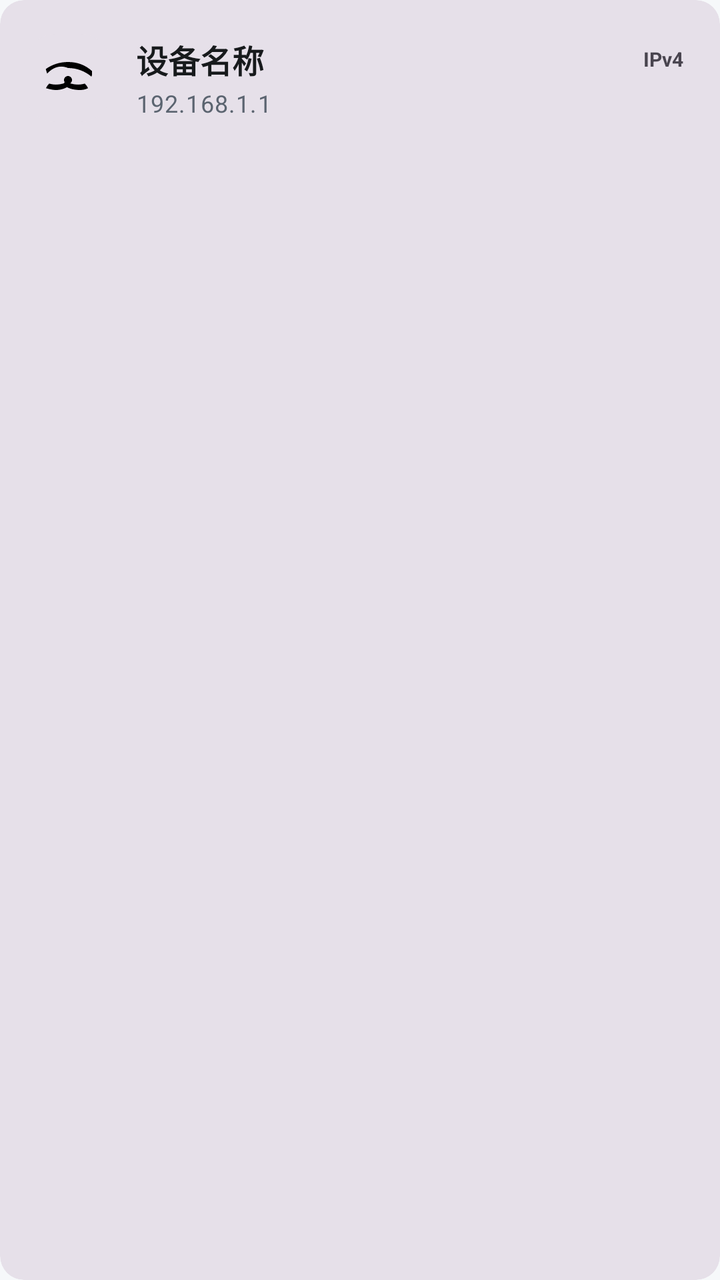
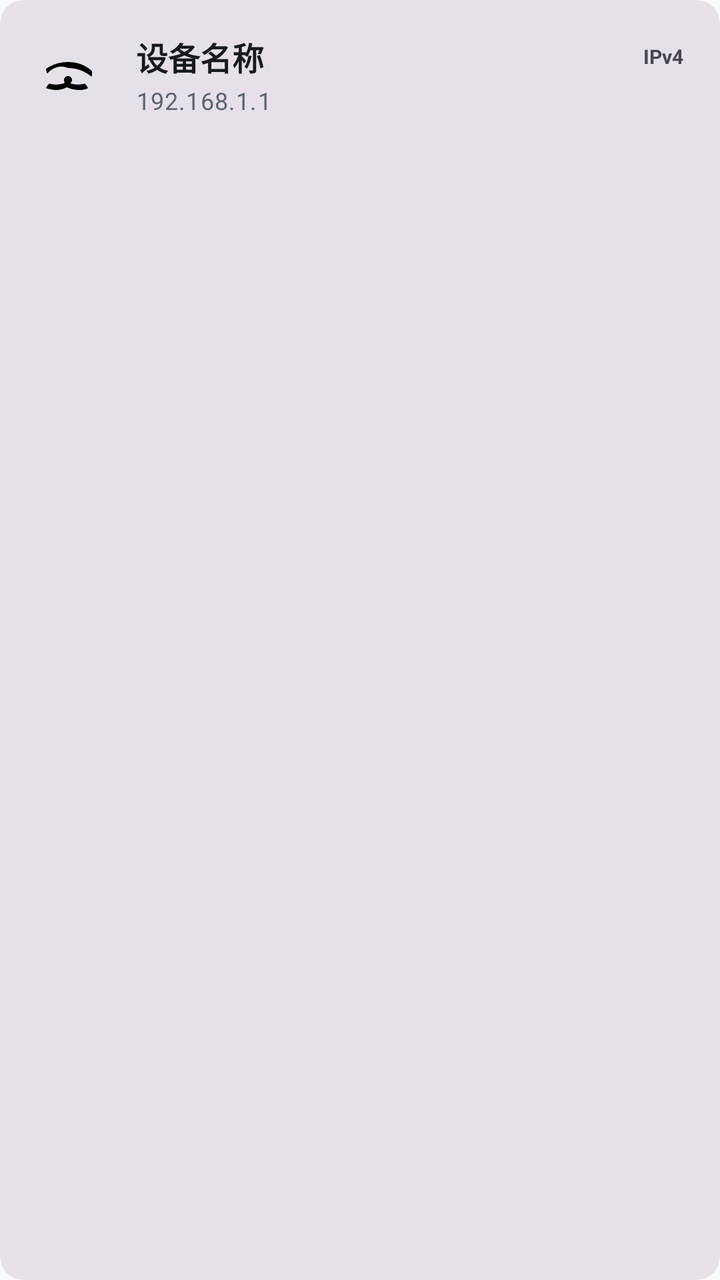

The first picture is an Android layout as it rendered before a commit; the second is the same layout after the commit. The layout source and the unified diff follow.
<!-- AndroidManifest.xml: application theme Theme.NetworkTool -->
<!-- res/layout/item_device.xml -->
<?xml version="1.0" encoding="utf-8"?>
<com.google.android.material.card.MaterialCardView xmlns:android="http://schemas.android.com/apk/res/android"
    xmlns:app="http://schemas.android.com/apk/res-auto"
    android:id="@+id/cardView"
    style="@style/Widget.NetworkTool.Card.Small"
    android:layout_width="match_parent"
    android:layout_height="wrap_content"
    android:layout_margin="6dp"
    android:clickable="true"
    android:focusable="true">

    <LinearLayout
        android:layout_width="match_parent"
        android:layout_height="wrap_content"
        android:gravity="center_vertical"
        android:minHeight="78dp"
        android:orientation="horizontal"
        android:padding="@dimen/space_3">

        <com.google.android.material.card.MaterialCardView
            android:id="@+id/iconContainer"
            style="@style/Widget.NetworkTool.Card.Small"
            android:layout_width="44dp"
            android:layout_height="44dp"
            app:cardCornerRadius="@dimen/card_corner">

            <ImageView
                android:id="@+id/iconImage"
                android:layout_width="24dp"
                android:layout_height="24dp"
                android:layout_gravity="center"
                android:contentDescription="设备图标"
                android:src="@drawable/ic_wifi_tethering" />

        </com.google.android.material.card.MaterialCardView>

        <LinearLayout
            android:layout_width="0dp"
            android:layout_height="wrap_content"
            android:layout_marginStart="@dimen/space_3"
            android:layout_weight="1"
            android:orientation="vertical">

            <LinearLayout
                android:layout_width="match_parent"
                android:layout_height="wrap_content"
                android:gravity="center_vertical"
                android:orientation="horizontal">

                <TextView
                    android:id="@+id/titleText"
                    android:layout_width="0dp"
                    android:layout_height="wrap_content"
                    android:layout_weight="1"
                    android:ellipsize="end"
                    android:maxLines="1"
                    android:text="设备名称"
                    android:textColor="?attr/colorOnSurface"
                    android:textSize="16sp"
                    android:textStyle="bold" />

                <LinearLayout
                    android:layout_width="wrap_content"
                    android:layout_height="wrap_content"
                    android:layout_marginStart="@dimen/space_2"
                    android:gravity="end"
                    android:orientation="vertical">

                    <TextView
                        android:id="@+id/ipVersionText"
                        android:layout_width="wrap_content"
                        android:layout_height="wrap_content"
                        android:paddingStart="6dp"
                        android:paddingTop="2dp"
                        android:paddingEnd="6dp"
                        android:paddingBottom="2dp"
                        android:text="IPv4"
                        android:textSize="10sp"
                        android:textStyle="bold" />

                    <TextView
                        android:id="@+id/categoryText"
                        android:layout_width="wrap_content"
                        android:layout_height="wrap_content"
                        android:layout_marginTop="3dp"
                        android:paddingStart="6dp"
                        android:paddingTop="2dp"
                        android:paddingEnd="6dp"
                        android:paddingBottom="2dp"
                        android:text="摄像头"
                        android:textSize="10sp"
                        android:visibility="gone" />

                </LinearLayout>

            </LinearLayout>

            <TextView
                android:id="@+id/ipText"
                android:layout_width="match_parent"
                android:layout_height="wrap_content"
                android:layout_marginTop="2dp"
                android:ellipsize="end"
                android:maxLines="1"
                android:text="192.168.1.1"
                android:textAppearance="@style/TextAppearance.NetworkTool.BodySmall" />

            <TextView
                android:id="@+id/macText"
                android:layout_width="match_parent"
                android:layout_height="wrap_content"
                android:layout_marginTop="2dp"
                android:ellipsize="end"
                android:maxLines="1"
                android:text="MAC: --"
                android:textAppearance="@style/TextAppearance.NetworkTool.Caption"
                android:visibility="gone" />

            <TextView
                android:id="@+id/protocolText"
                android:layout_width="match_parent"
                android:layout_height="wrap_content"
                android:layout_marginTop="3dp"
                android:ellipsize="end"
                android:maxLines="1"
                android:text="ONVIF · HTTP"
                android:textSize="11sp"
                android:visibility="gone" />

            <TextView
                android:id="@+id/portsText"
                android:layout_width="match_parent"
                android:layout_height="wrap_content"
                android:layout_marginTop="2dp"
                android:ellipsize="end"
                android:maxLines="1"
                android:text="端口: 80, 554"
                android:textSize="11sp"
                android:visibility="gone" />

        </LinearLayout>

    </LinearLayout>

</com.google.android.material.card.MaterialCardView>
<!-- resources referenced by this layout -->
<resources>
  <dimen name="card_corner">16dp</dimen>
  <dimen name="space_2">8dp</dimen>
  <dimen name="space_3">12dp</dimen>
  <!-- drawable ic_wifi_tethering (drawable) -->
  <?xml version="1.0" encoding="utf-8"?>
  <vector xmlns:android="http://schemas.android.com/apk/res/android"
      android:width="24dp"
      android:height="24dp"
      android:viewportWidth="24"
      android:viewportHeight="24">
  
      <path
          android:fillColor="#FF000000"
          android:pathData="M12,11c-1.1,0 -2,0.9 -2,2s0.9,2 2,2s2,-0.9 2,-2s-0.9,-2 -2,-2zM6,18c2.8,0 5.3,-1 7.3,-2.6c-0.3,-0.7 -0.6,-1.3 -0.9,-2C10.7,14.6 8.5,15.3 6,15.3c-1.2,0 -2.3,-0.2 -3.4,-0.5C1.9,15.5 1.3,16.3 1,17.1C3.2,17.7 4.5,18 6,18zM12,7c4.4,0 8.5,1.6 11.7,4.3c0.3,-0.8 0.6,-1.5 0.7,-2.4C21,5.6 16.8,4 12,4C7.8,4 4,5.3 0.9,7.5c0.2,0.8 0.4,1.6 0.7,2.3C4.3,6.8 8,5.3 12,7zM18,18c1.5,0 2.8,-0.3 4,-0.9c-0.3,-0.8 -0.9,-1.6 -1.6,-2.3c-1.1,0.3 -2.2,0.5 -3.4,0.5c-2.5,0 -4.7,-0.7 -6.4,-1.9c-0.3,0.7 -0.6,1.3 -0.9,2C11.7,17 14.2,18 18,18z" />
  </vector>
  <style name="TextAppearance.NetworkTool.BodySmall" parent="TextAppearance.Material3.BodySmall">
          <item name="android:textSize">12sp</item>
          <item name="android:textColor">?attr/colorOnSurfaceVariant</item>
      </style>
  <style name="TextAppearance.NetworkTool.Caption" parent="TextAppearance.Material3.LabelSmall">
          <item name="android:textSize">11sp</item>
          <item name="android:textColor">?attr/colorOnSurfaceVariant</item>
      </style>
  <style name="Widget.NetworkTool.Card.Small" parent="Widget.Material3.CardView.Filled">
          <item name="cardCornerRadius">@dimen/card_corner_small</item>
          <item name="cardElevation">0dp</item>
          <item name="strokeWidth">0dp</item>
      </style>
  <dimen name="card_corner_small">12dp</dimen>
  <color name="colorPrimary">#00DAC5</color>
  <color name="colorPrimaryDark">#00B5A1</color>
  <color name="colorAccent">#00DAC5</color>
  <color name="colorOnPrimary">#00201C</color>
  <color name="colorPrimaryContainer">#B8FFF7</color>
  <color name="colorOnPrimaryContainer">#00201C</color>
  <color name="colorBackground">#F6F8FA</color>
  <color name="colorSurface">#FFFFFF</color>
  <color name="colorOnSurface">#171A1C</color>
  <color name="colorOnBackground">#171A1C</color>
  <color name="colorSurfaceContainer">#EEF2F5</color>
  <color name="textSecondary">#5B6470</color>
  <color name="colorOutline">#8A94A0</color>
  <color name="colorOutlineVariant">#D8DEE5</color>
  <color name="textPrimary">#171A1C</color>
  <style name="Widget.NetworkTool.Toolbar" parent="Widget.Material3.Toolbar">
          <item name="android:background">@android:color/transparent</item>
          <item name="android:elevation">0dp</item>
          <item name="titleTextColor">?attr/colorOnSurface</item>
          <item name="titleTextAppearance">@style/TextAppearance.NetworkTool.ToolbarTitle</item>
          <item name="subtitleTextColor">?attr/colorOnSurfaceVariant</item>
          <item name="navigationIconTint">?attr/colorOnSurface</item>
      </style>
  <style name="Widget.NetworkTool.Button" parent="Widget.Material3.Button">
          <item name="android:elevation">0dp</item>
          <item name="android:stateListAnimator">@null</item>
      </style>
  <style name="TextAppearance.NetworkTool.ToolbarTitle" parent="TextAppearance.Material3.TitleLarge">
          <item name="android:textSize">20sp</item>
          <item name="android:textStyle">bold</item>
          <item name="android:textColor">?attr/colorOnSurface</item>
      </style>
  <!-- unchanged entries left out for length: 1 -->
</resources>

<!-- the commit's change to res/layout/item_device.xml (unified diff, before → after) -->
@@ -59,39 +59,18 @@
                     android:textSize="16sp"
                     android:textStyle="bold" />
 
-                <LinearLayout
+                <TextView
+                    android:id="@+id/ipVersionText"
                     android:layout_width="wrap_content"
                     android:layout_height="wrap_content"
                     android:layout_marginStart="@dimen/space_2"
-                    android:gravity="end"
-                    android:orientation="vertical">
-
-                    <TextView
-                        android:id="@+id/ipVersionText"
-                        android:layout_width="wrap_content"
-                        android:layout_height="wrap_content"
-                        android:paddingStart="6dp"
-                        android:paddingTop="2dp"
-                        android:paddingEnd="6dp"
-                        android:paddingBottom="2dp"
-                        android:text="IPv4"
-                        android:textSize="10sp"
-                        android:textStyle="bold" />
-
-                    <TextView
-                        android:id="@+id/categoryText"
-                        android:layout_width="wrap_content"
-                        android:layout_height="wrap_content"
-                        android:layout_marginTop="3dp"
-                        android:paddingStart="6dp"
-                        android:paddingTop="2dp"
-                        android:paddingEnd="6dp"
-                        android:paddingBottom="2dp"
-                        android:text="摄像头"
-                        android:textSize="10sp"
-                        android:visibility="gone" />
-
-                </LinearLayout>
+                    android:paddingStart="6dp"
+                    android:paddingTop="2dp"
+                    android:paddingEnd="6dp"
+                    android:paddingBottom="2dp"
+                    android:text="IPv4"
+                    android:textSize="10sp"
+                    android:textStyle="bold" />
 
             </LinearLayout>
 
@@ -127,16 +106,40 @@
                 android:textSize="11sp"
                 android:visibility="gone" />
 
-            <TextView
-                android:id="@+id/portsText"
+            
+            <LinearLayout
+                android:id="@+id/tagRow"
                 android:layout_width="match_parent"
                 android:layout_height="wrap_content"
-                android:layout_marginTop="2dp"
-                android:ellipsize="end"
-                android:maxLines="1"
-                android:text="端口: 80, 554"
-                android:textSize="11sp"
-                android:visibility="gone" />
+                android:layout_marginTop="3dp"
+                android:gravity="center_vertical"
+                android:orientation="horizontal">
+
+                <TextView
+                    android:id="@+id/categoryText"
+                    android:layout_width="wrap_content"
+                    android:layout_height="wrap_content"
+                    android:paddingStart="6dp"
+                    android:paddingTop="1dp"
+                    android:paddingEnd="6dp"
+                    android:paddingBottom="1dp"
+                    android:text="摄像头"
+                    android:textSize="10sp"
+                    android:visibility="gone" />
+
+                <TextView
+                    android:id="@+id/portsText"
+                    android:layout_width="0dp"
+                    android:layout_height="wrap_content"
+                    android:layout_marginStart="6dp"
+                    android:layout_weight="1"
+                    android:ellipsize="end"
+                    android:maxLines="1"
+                    android:text="端口: 80, 554"
+                    android:textSize="11sp"
+                    android:visibility="gone" />
+
+            </LinearLayout>
 
         </LinearLayout>
 
